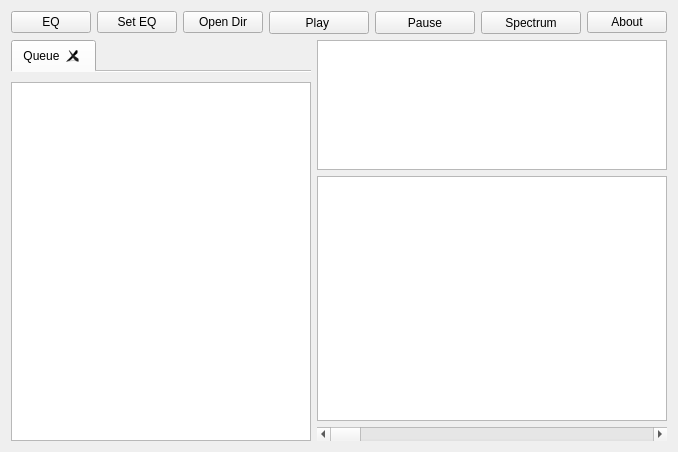
Qt form frontend/vrokmain.ui (manushanga/vrok) before a commit.
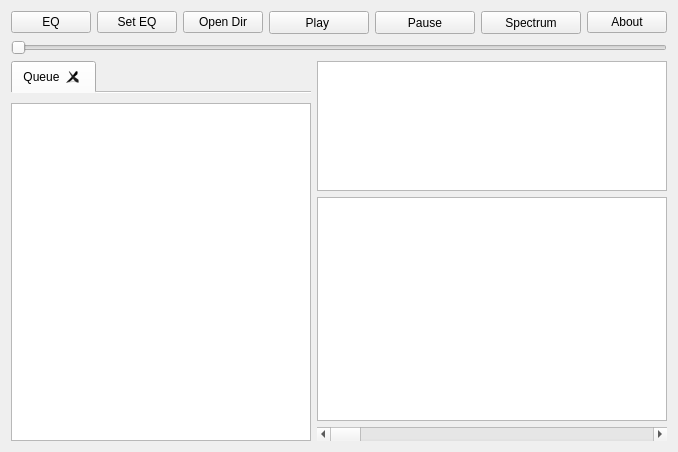
The same form after that commit.

```diff
--- a/frontend/vrokmain.ui
+++ b/frontend/vrokmain.ui
@@ -164,6 +164,19 @@
       </item>
      </layout>
     </item>
+    <item>
+     <widget class="QSlider" name="sbPosition">
+      <property name="maximum">
+       <number>1000</number>
+      </property>
+      <property name="orientation">
+       <enum>Qt::Horizontal</enum>
+      </property>
+      <property name="tickPosition">
+       <enum>QSlider::NoTicks</enum>
+      </property>
+     </widget>
+    </item>
     <item>
      <layout class="QHBoxLayout" name="horizontalLayout_2">
       <item>
```
